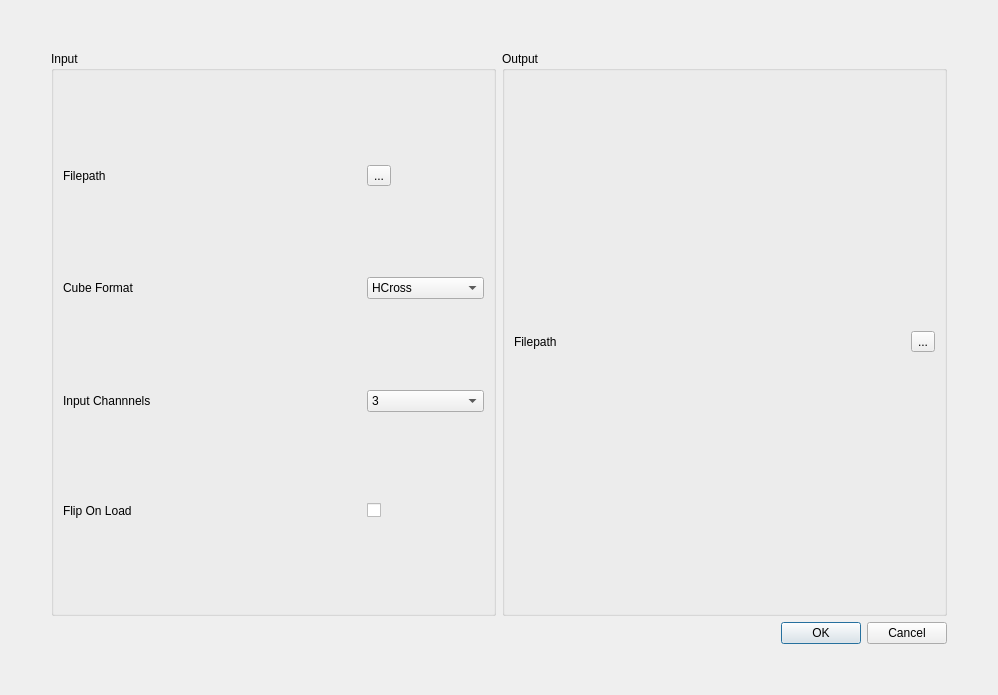
Qt form tTexture-Editor/tTexture-Editor/tTexture/Editor/UI/Qt-Files/CubemapWidget.ui (lore14th/tTexture) before a commit.
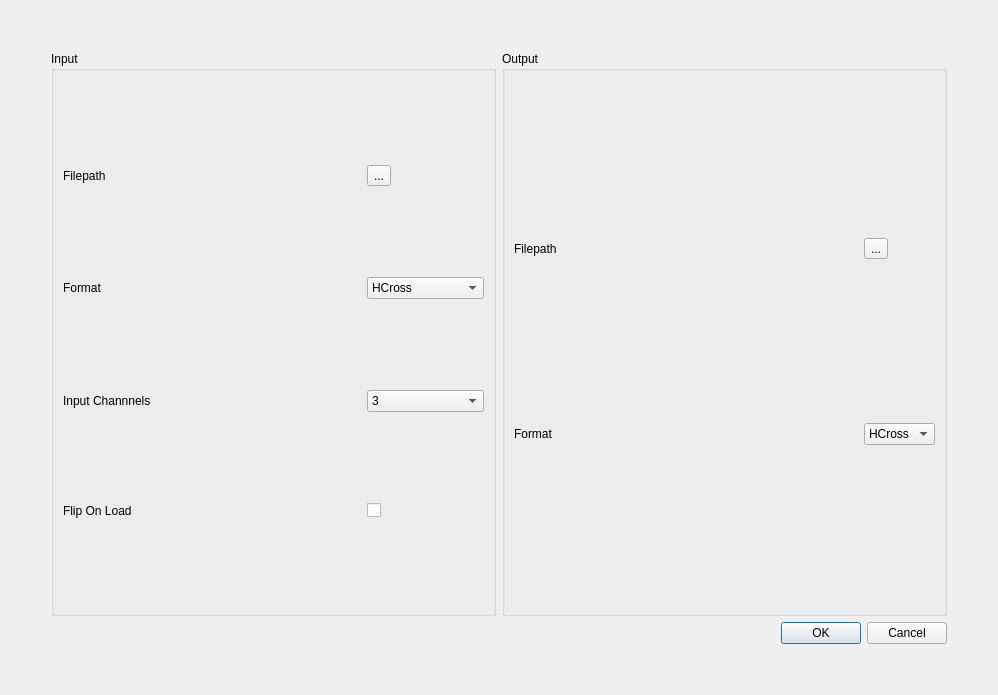
The same form after that commit.

Commit message: Added Cubemap output format Api. Needs implementation in the future

Diff of the .ui file:
```diff
--- a/tTexture-Editor/tTexture-Editor/tTexture/Editor/UI/Qt-Files/CubemapWidget.ui
+++ b/tTexture-Editor/tTexture-Editor/tTexture/Editor/UI/Qt-Files/CubemapWidget.ui
@@ -48,7 +48,7 @@
           <item row="1" column="0">
            <widget class="QLabel" name="InputCubeFormatLabel">
             <property name="text">
-             <string>Cube Format</string>
+             <string>Format</string>
             </property>
            </widget>
           </item>
@@ -136,6 +136,29 @@
             </property>
            </widget>
           </item>
+          <item row="0" column="1">
+           <widget class="QLabel" name="OutputFilepathValue">
+            <property name="text">
+             <string/>
+            </property>
+           </widget>
+          </item>
+          <item row="1" column="0">
+           <widget class="QLabel" name="OutputCubeFormatLabel">
+            <property name="text">
+             <string>Format</string>
+            </property>
+           </widget>
+          </item>
+          <item row="1" column="2">
+           <widget class="QComboBox" name="OutputCubeFormatBox">
+            <item>
+             <property name="text">
+              <string>HCross</string>
+             </property>
+            </item>
+           </widget>
+          </item>
          </layout>
         </widget>
        </item>
```
Left out of the diff: 7 changed lines with no effect on the pictures. The commit also changes 7 other files.
